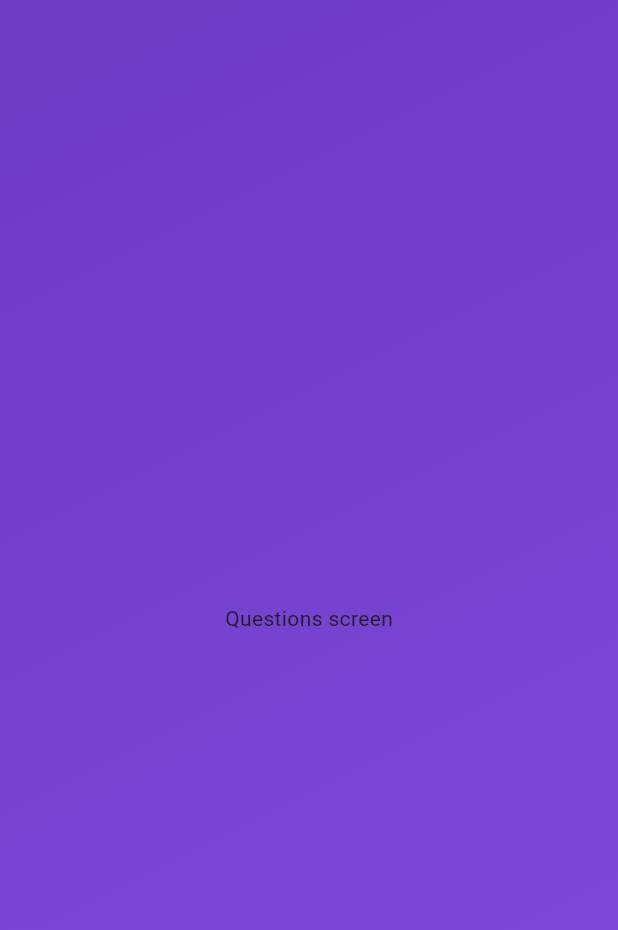
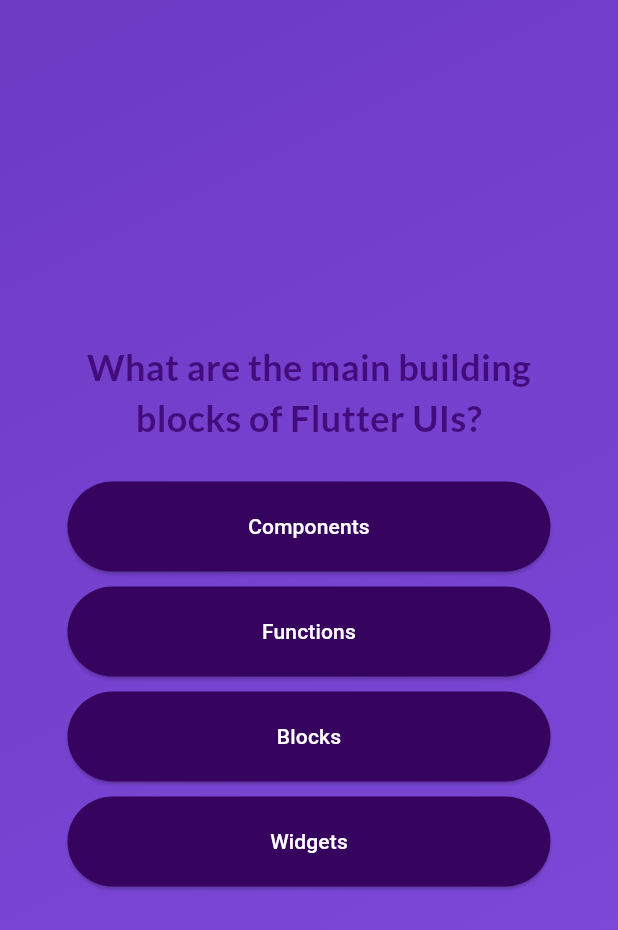
Before and after one commit to hemanth-bavirisetty/Quiz_App, a Flutter app: the screen it shows after launch, after a tap on "start quiz", on a phone screen of 412 x 824 dp. Shown: the top 930 px of the screen. Run offline on Flutter 3.47's test engine with Material 3 defaults, Android fonts, the phone set to English and light mode, and no system bars; our stand-ins replace google_fonts.

Commit message:
Created Questions Screens

```diff
--- /dev/null
+++ b/lib/answer_button.dart
@@ -0,0 +1,30 @@
+import 'package:flutter/material.dart';
+
+class AnswerButton extends StatelessWidget {
+  const AnswerButton({
+    super.key,
+    required this.answerText,
+    required this.ontap,
+  });
+
+  final String answerText;
+  final void Function() ontap;
+
+  @override
+  Widget build(BuildContext context) {
+    return Container(
+      margin: const EdgeInsets.all(5),
+      child: ElevatedButton(
+        style: ElevatedButton.styleFrom(
+            backgroundColor: const Color.fromARGB(255, 54, 4, 95),
+            foregroundColor: Colors.white,
+            padding: const EdgeInsets.all(20)),
+        onPressed: ontap,
+        child: Text(
+          answerText,
+          textAlign: TextAlign.center,
+        ),
+      ),
+    );
+  }
+}
--- /dev/null
+++ b/lib/data/questions.dart
@@ -0,0 +1,55 @@
+import 'package:quiz_app/models/quiz_question.dart';
+
+const questions = [
+  QuizQuestion(
+    'What are the main building blocks of Flutter UIs?',
+    [
+      'Widgets',
+      'Components',
+      'Blocks',
+      'Functions',
+    ],
+  ),
+  QuizQuestion('How are Flutter UIs built?', [
+    'By combining widgets in code',
+    'By combining widgets in a visual editor',
+    'By defining widgets in config files',
+    'By using XCode for iOS and Android Studio for Android',
+  ]),
+  QuizQuestion(
+    'What\'s the purpose of a StatefulWidget?',
+    [
+      'Update UI as data changes',
+      'Update data as UI changes',
+      'Ignore data changes',
+      'Render UI that does not depend on data',
+    ],
+  ),
+  QuizQuestion(
+    'Which widget should you try to use more often: StatelessWidget or StatefulWidget?',
+    [
+      'StatelessWidget',
+      'StatefulWidget',
+      'Both are equally good',
+      'None of the above',
+    ],
+  ),
+  QuizQuestion(
+    'What happens if you change data in a StatelessWidget?',
+    [
+      'The UI is not updated',
+      'The UI is updated',
+      'The closest StatefulWidget is updated',
+      'Any nested StatefulWidgets are updated',
+    ],
+  ),
+  QuizQuestion(
+    'How should you update data inside of StatefulWidgets?',
+    [
+      'By calling setState()',
+      'By calling updateData()',
+      'By calling updateUI()',
+      'By calling updateState()',
+    ],
+  ),
+];
--- /dev/null
+++ b/lib/models/quiz_question.dart
@@ -0,0 +1,12 @@
+class QuizQuestion {
+  const QuizQuestion(this.text, this.answers);
+
+  final String text;
+  final List<String> answers;
+
+  List<String> shuffleAnswers() {
+    final shuffeledAnswers = List.of(answers);
+    shuffeledAnswers.shuffle();
+    return shuffeledAnswers;
+  }
+}
--- a/lib/questions.dart
+++ /dev/null
@@ -1,19 +0,0 @@
-import 'package:flutter/material.dart';
-
-class QuestionsScreen extends StatefulWidget {
-  const QuestionsScreen({super.key});
-
-  @override
-  State<QuestionsScreen> createState() {
-    return _QuestionsScreenState();
-  }
-}
-
-class _QuestionsScreenState extends State<QuestionsScreen> {
-  @override
-  Widget build(context) {
-    return const Center(
-      child: Text('Questions screen'),
-    );
-  }
-}
--- /dev/null
+++ b/lib/questions_screen.dart
@@ -0,0 +1,55 @@
+import 'package:flutter/material.dart';
+import 'package:quiz_app/answer_button.dart';
+import 'package:quiz_app/data/questions.dart';
+import 'package:google_fonts/google_fonts.dart';
+
+class QuestionsScreen extends StatefulWidget {
+  const QuestionsScreen({super.key});
+
+  @override
+  State<QuestionsScreen> createState() {
+    return _QuestionsScreenState();
+  }
+}
+
+class _QuestionsScreenState extends State<QuestionsScreen> {
+  var currentQuestionIndex = 0;
+
+  void answerQuestion() {
+    setState(() {
+      currentQuestionIndex++;
+    });
+  }
+
+  @override
+  Widget build(context) {
+    final currentQuestion = questions[currentQuestionIndex];
+    return SizedBox(
+      width: double.infinity,
+      child: Container(
+        margin: const EdgeInsets.all(40),
+        child: Column(
+          mainAxisAlignment: MainAxisAlignment.center,
+          crossAxisAlignment: CrossAxisAlignment.stretch,
+          children: [
+            Text(
+              currentQuestion.text,
+              style: GoogleFonts.lato(
+                color: const Color.fromARGB(255, 67, 12, 125),
+                fontSize: 24,
+                fontWeight: FontWeight.bold,
+              ),
+              textAlign: TextAlign.center,
+            ),
+            const SizedBox(
+              height: 20,
+            ),
+            ...currentQuestion.shuffleAnswers().map((answer) {
+              return AnswerButton(answerText: answer, ontap: answerQuestion);
+            }),
+          ],
+        ),
+      ),
+    );
+  }
+}
--- a/lib/quiz.dart
+++ b/lib/quiz.dart
@@ -1,5 +1,5 @@
 import 'package:flutter/material.dart';
-import 'package:quiz_app/questions.dart';
+import 'package:quiz_app/questions_screen.dart';
 import 'package:quiz_app/start_screen.dart';
 
 class Quiz extends StatefulWidget {
--- a/lib/start_screen.dart
+++ b/lib/start_screen.dart
@@ -1,4 +1,5 @@
 import 'package:flutter/material.dart';
+import 'package:google_fonts/google_fonts.dart';
 
 class StartScreen extends StatelessWidget {
   const StartScreen(this.startQuiz, {super.key});
@@ -15,11 +16,11 @@ class StartScreen extends StatelessWidget {
             color: const Color.fromARGB(170, 253, 253, 253),
           ),
           const SizedBox(height: 60),
-          const Text(
+          Text(
             'Learn Flutter the fun way!',
-            style: TextStyle(
-              fontSize: 22,
-              color: Color.fromRGBO(235, 228, 247, 1),
+            style: GoogleFonts.josefinSans(
+              color: Colors.white,
+              fontSize: 24,
             ),
           ),
           const SizedBox(height: 20),
--- a/pubspec.yaml
+++ b/pubspec.yaml
@@ -35,6 +35,7 @@ dependencies:
   # The following adds the Cupertino Icons font to your application.
   # Use with the CupertinoIcons class for iOS style icons.
   cupertino_icons: ^1.0.2
+  google_fonts: ^6.1.0
 
 dev_dependencies:
   flutter_test:
```
Also changed, not shown: pubspec.lock, 2 other files.
